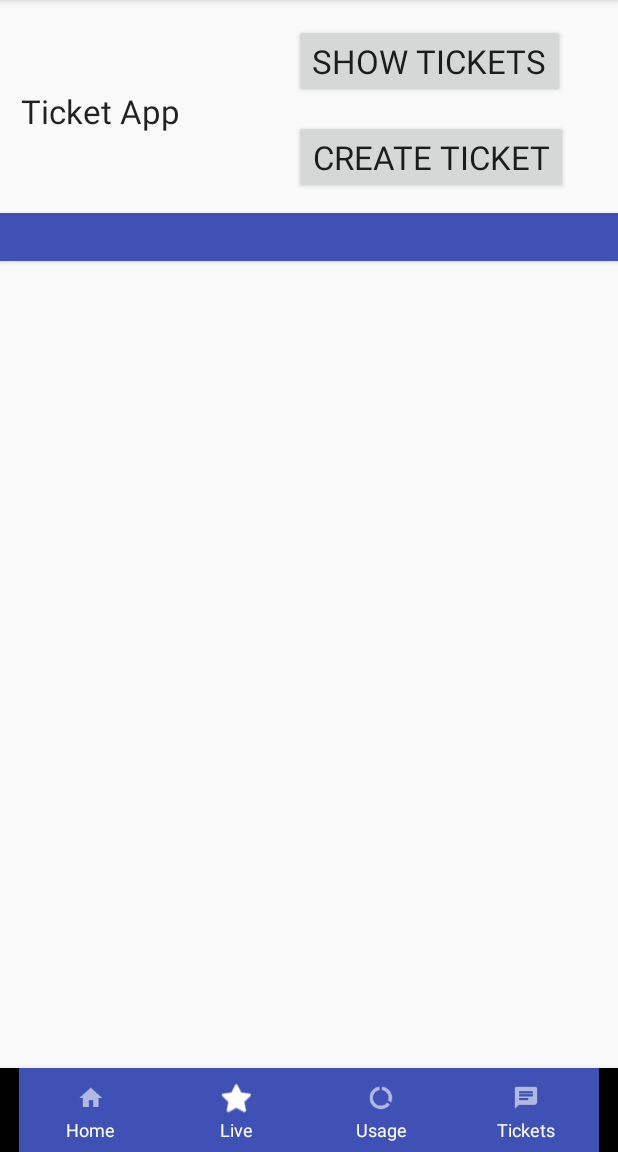
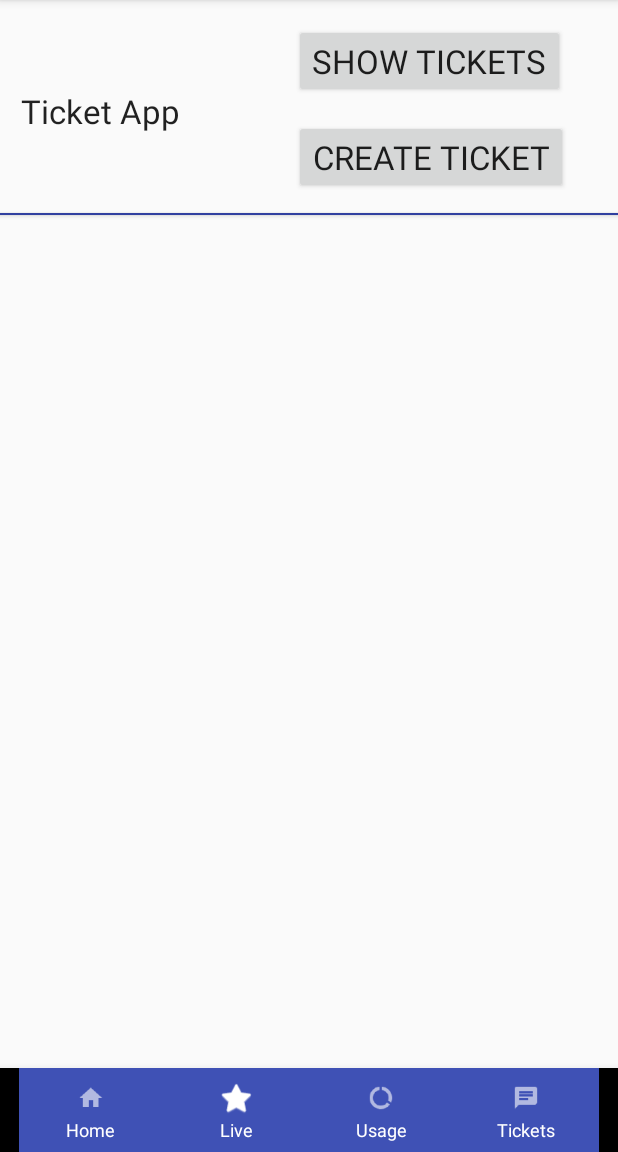
Before and after one commit to fvukojevic/Mobile-Research-Application, an Android app: the FirstPageActivity screen opened directly, with no data from a screen before it, on a phone screen of 412 x 824 dp, the part 84-1236 px from its top. Run offline under Robolectric (Android 15) with nearby library versions, the phone set to English and light mode, and no system bars.

Commit message:
cleared sections

```diff
--- a/app/src/main/res/layout/activity_first_page.xml
+++ b/app/src/main/res/layout/activity_first_page.xml
@@ -10,12 +10,12 @@
     <Button
         android:id="@+id/button"
         android:layout_width="match_parent"
-        android:layout_height="32dp"
+        android:layout_height="1dp"
         android:layout_alignParentStart="true"
         android:layout_alignParentTop="true"
         android:layout_marginTop="142dp"
         android:layout_weight="1"
-        android:background="@color/colorPrimary" />
+        android:background="@color/colorPrimaryDark" />
 
     <TextView
         android:id="@+id/textView3"
```
